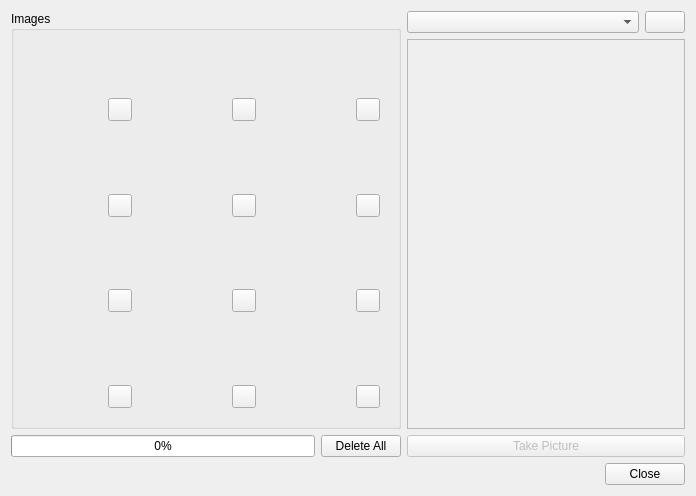
iTranscend/xRecog, file ui/capture.ui: the form before one commit.
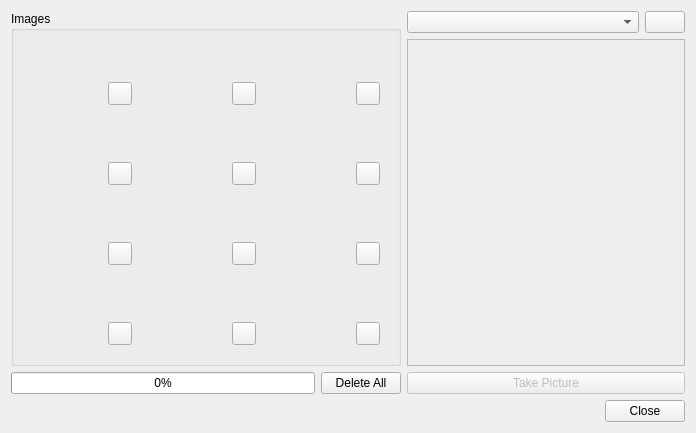
The form after the commit. Icons and pictures are not drawn.

Commit message: Redefine capture window launch height

The edit to the form file:
```diff
--- a/ui/capture.ui
+++ b/ui/capture.ui
@@ -7,7 +7,7 @@
     <x>0</x>
     <y>0</y>
     <width>696</width>
-    <height>496</height>
+    <height>430</height>
    </rect>
   </property>
   <property name="windowTitle">
```
